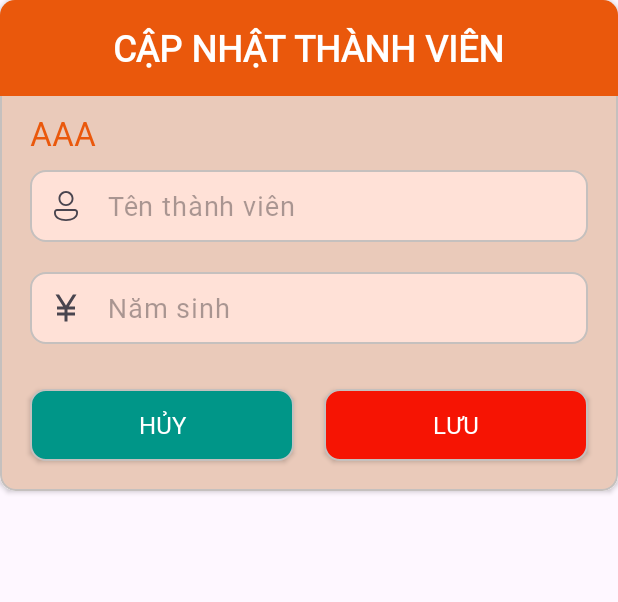
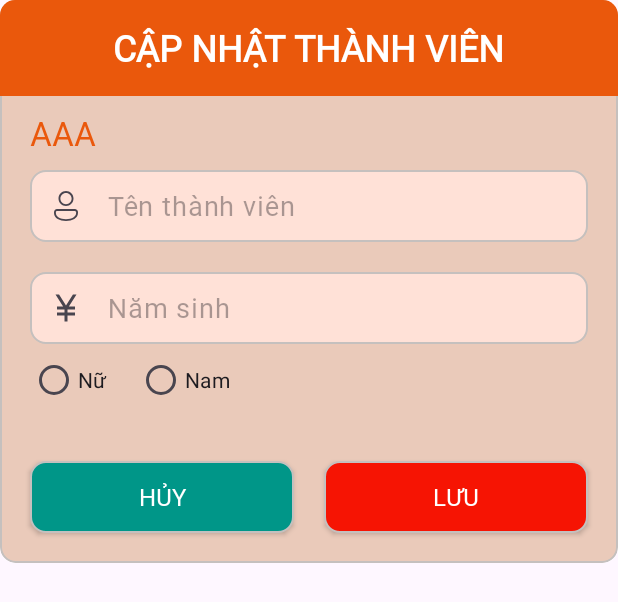
Before and after one commit to nvdhai2003/duanmaulib_hainvdph27340, an Android app: the layout edit_dialog_thanhvien.xml on its own in the app's theme, with its tools: preview values and no code run, on a phone screen of 412 x 824 dp. Shown: the top 602 px of the screen. Run offline under Robolectric (Android 15) with nearby library versions, the phone set to English and light mode, and no system bars.

Commit message:
update thi 2

```diff
--- a/app/src/main/java/hainvdph27340/fpoly/libpn/dao/ThanhVienDAO.java
+++ b/app/src/main/java/hainvdph27340/fpoly/libpn/dao/ThanhVienDAO.java
@@ -56,11 +56,12 @@ public class ThanhVienDAO {
         return 1;
     }
 
-    public boolean capNhatThanhVien(int MATV, String HOTEN, String NAMSINH) {
+    public boolean capNhatThanhVien(int MATV, String HOTEN, String NAMSINH, String GIOITINH) {
         SQLiteDatabase db = dbHelper.getWritableDatabase();
         ContentValues contentValues = new ContentValues();
         contentValues.put("HOTEN", HOTEN);
         contentValues.put("NAMSINH", NAMSINH);
+        contentValues.put("GIOITINH", GIOITINH);
         long check = db.update("THANHVIEN", contentValues, "MATV = ?", new String[]{String.valueOf(MATV)});
         if (check == -1) {
             return false;
--- a/app/src/main/res/layout/add_dialog_thanhvien.xml
+++ b/app/src/main/res/layout/add_dialog_thanhvien.xml
@@ -78,7 +78,7 @@
             android:layout_width="match_parent"
             android:layout_height="wrap_content"
             android:orientation="horizontal"
-            android:layout_marginLeft="20dp">
+            android:layout_marginStart="20dp">
             <RadioButton
                 android:id="@+id/rb_nu"
                 android:layout_width="wrap_content"
@@ -89,7 +89,7 @@
                 android:layout_width="wrap_content"
                 android:layout_height="wrap_content"
                 android:text="Nam"
-                android:layout_marginLeft="20dp"/>
+                android:layout_marginStart="20dp"/>
         </RadioGroup>
 
 
--- a/app/src/main/res/layout/dialog_show_thongtin.xml
+++ b/app/src/main/res/layout/dialog_show_thongtin.xml
@@ -77,10 +77,6 @@
             android:layout_marginLeft="20dp"
             android:layout_marginTop="10dp"
             android:fontFamily="@font/semibold"/>
-
-
-
-
     </LinearLayout>
 
 
--- a/app/src/main/res/layout/edit_dialog_thanhvien.xml
+++ b/app/src/main/res/layout/edit_dialog_thanhvien.xml
@@ -88,6 +88,25 @@
                 android:textSize="18sp" />
         </com.google.android.material.textfield.TextInputLayout>
 
+        <RadioGroup
+            android:id="@+id/radioGroupEdit"
+            android:layout_width="match_parent"
+            android:layout_height="wrap_content"
+            android:orientation="horizontal"
+            android:layout_marginStart="20dp">
+            <RadioButton
+                android:id="@+id/rb_edit_nu"
+                android:layout_width="wrap_content"
+                android:layout_height="wrap_content"
+                android:text="Nữ"/>
+            <RadioButton
+                android:id="@+id/rb_edit_nam"
+                android:layout_width="wrap_content"
+                android:layout_height="wrap_content"
+                android:text="Nam"
+                android:layout_marginStart="20dp"/>
+        </RadioGroup>
+
         <LinearLayout
             android:layout_width="match_parent"
             android:layout_height="wrap_content"
--- a/app/src/main/res/layout/item_recyclerview_qltv.xml
+++ b/app/src/main/res/layout/item_recyclerview_qltv.xml
@@ -19,7 +19,7 @@
             android:layout_width="match_parent"
             android:layout_height="wrap_content"
             android:layout_margin="10dp"
-            android:layout_weight="1.8"
+            android:layout_weight="1.9"
             android:layout_gravity="center"
             android:orientation="vertical">
 
```
Also changed, not shown: app/src/main/java/hainvdph27340/fpoly/libpn/adapter/ThanhVienAdapter.java (+25 -1 lines).
